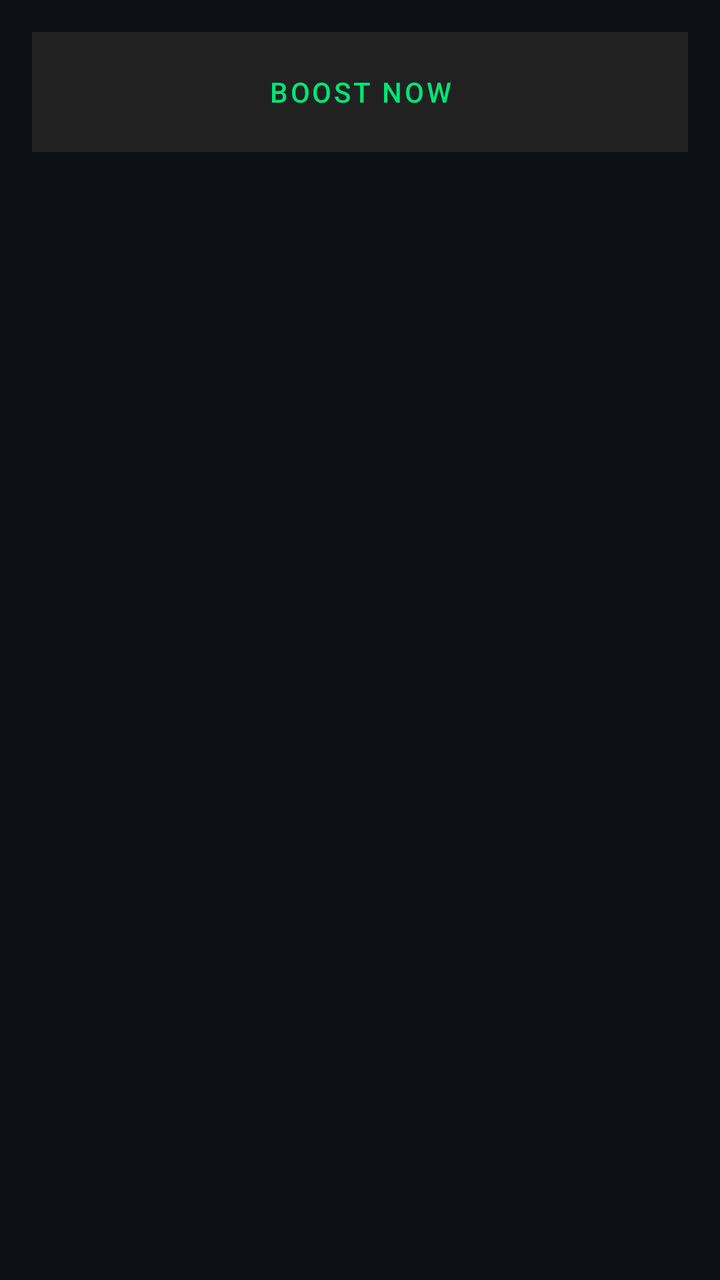
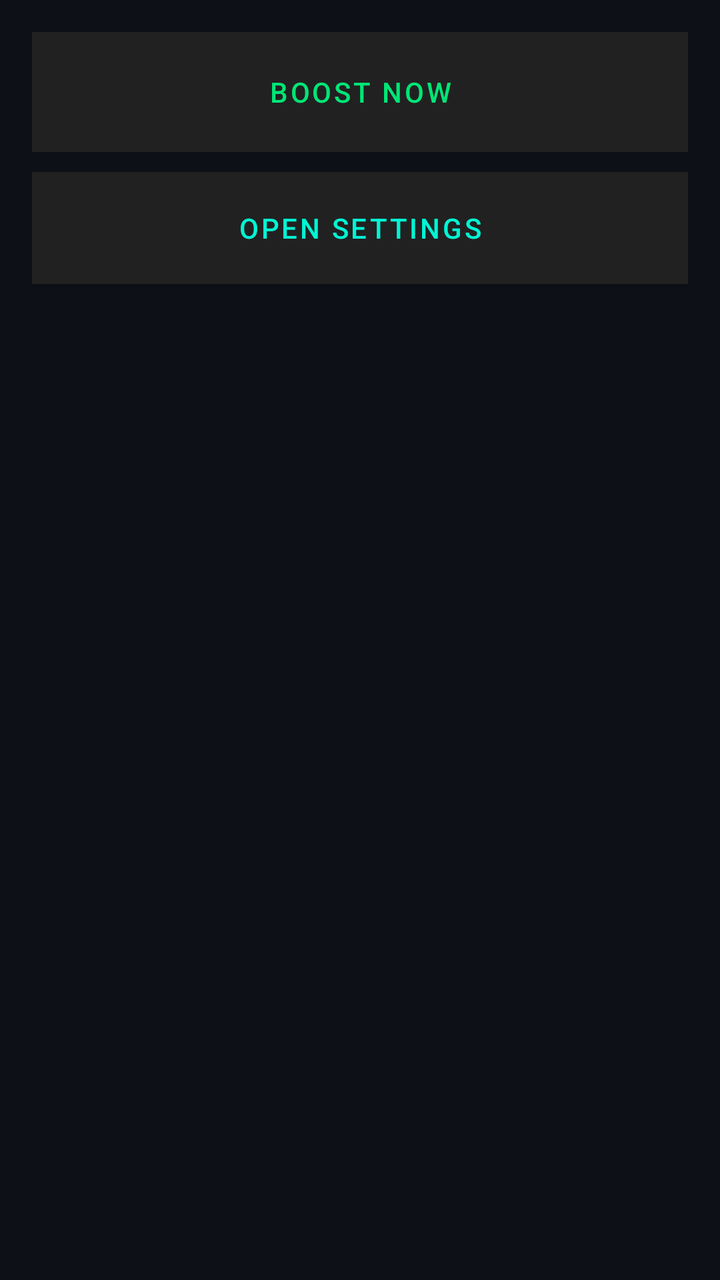

An Android layout rendered at two revisions. The XML below is the earlier revision; the diff shows what the commit changed to produce the second picture.
<!-- AndroidManifest.xml: application theme Theme.MaterialComponents.DayNight.DarkActionBar -->
<!-- res/layout/activity_home.xml -->
<LinearLayout xmlns:android="http://schemas.android.com/apk/res/android"
    android:orientation="vertical"
    android:background="#0D1117"
    android:padding="16dp"
    android:layout_width="match_parent"
    android:layout_height="match_parent">

    <Button
        android:id="@+id/boostButton"
        android:text="BOOST NOW"
        android:textColor="#00E676"
        android:background="#141A22"
        android:layout_width="match_parent"
        android:layout_height="60dp"/>

    <androidx.recyclerview.widget.RecyclerView
        android:id="@+id/recyclerView"
        android:layout_marginTop="16dp"
        android:layout_width="match_parent"
        android:layout_height="match_parent"/>
</LinearLayout>
<!-- resources referenced by this layout -->
<resources>

</resources>

<!-- the commit's change to res/layout/activity_home.xml (unified diff, before → after) -->
@@ -13,6 +13,15 @@
         android:layout_width="match_parent"
         android:layout_height="60dp"/>
 
+    <Button
+        android:id="@+id/settingsButton"
+        android:text="OPEN SETTINGS"
+        android:textColor="#00F5D4"
+        android:background="#141A22"
+        android:layout_width="match_parent"
+        android:layout_height="56dp"
+        android:layout_marginTop="10dp"/>
+
     <androidx.recyclerview.widget.RecyclerView
         android:id="@+id/recyclerView"
         android:layout_marginTop="16dp"
